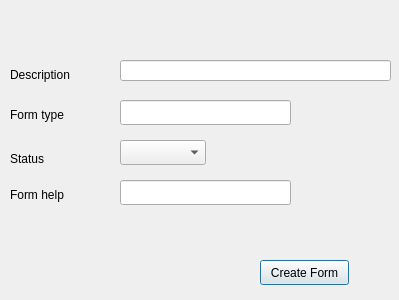
This is presentation/authorization_ui/createForm.ui in shymaa123456/HyperPOS2020 as Qt 5 draws it before an edit. The edited form follows.
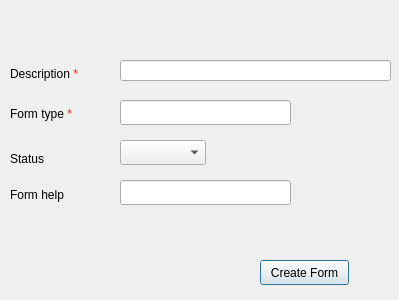
This is the edited form.

```diff
--- a/presentation/authorization_ui/createForm.ui
+++ b/presentation/authorization_ui/createForm.ui
@@ -46,7 +46,7 @@
     </rect>
    </property>
    <property name="text">
-    <string>Description</string>
+    <string>&lt;html&gt;&lt;head/&gt;&lt;body&gt;&lt;p&gt;Description &lt;span style=&quot; color:#ef2929;&quot;&gt;*&lt;/span&gt;&lt;/p&gt;&lt;/body&gt;&lt;/html&gt;</string>
    </property>
   </widget>
   <widget class="QLabel" name="label">
@@ -95,7 +95,7 @@
     </rect>
    </property>
    <property name="text">
-    <string>Form type</string>
+    <string>&lt;html&gt;&lt;head/&gt;&lt;body&gt;&lt;p&gt;Form type&lt;span style=&quot; color:#ef2929;&quot;&gt; *&lt;/span&gt;&lt;/p&gt;&lt;/body&gt;&lt;/html&gt;</string>
    </property>
   </widget>
   <widget class="QLineEdit" name="LE_help">
```
